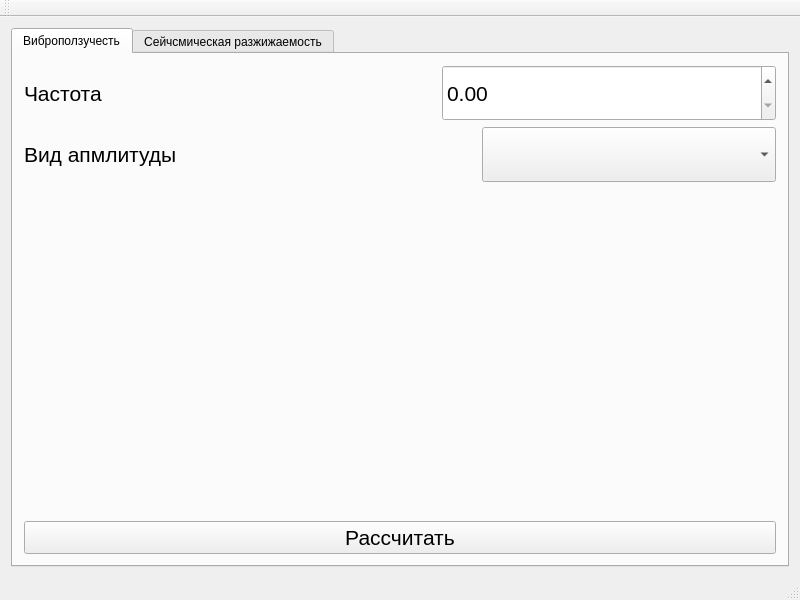
Old version of the form mainwindow.ui in the repository geodryaev/LigaVibroLab.
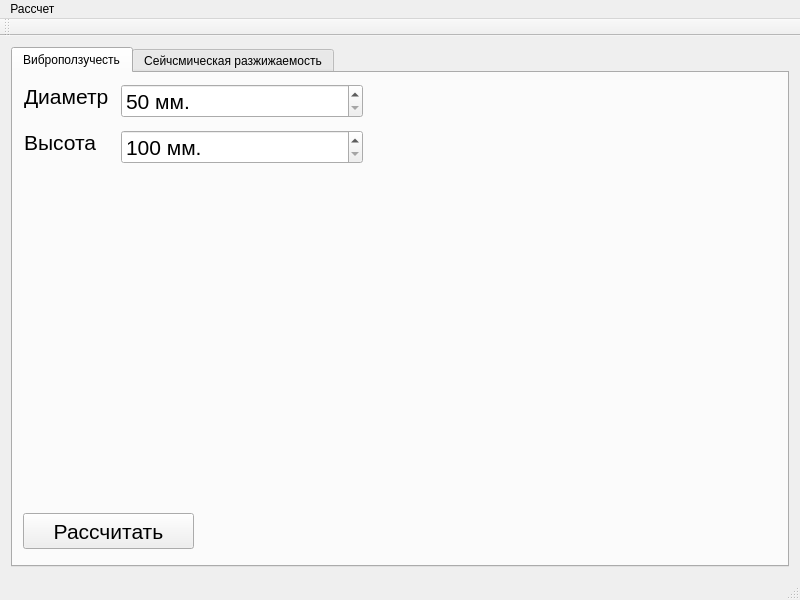
New version of the form. Icons and pictures are not drawn.

```diff
--- a/mainwindow.ui
+++ b/mainwindow.ui
@@ -34,207 +34,126 @@
        <attribute name="title">
         <string>Виброползучесть</string>
        </attribute>
-       <layout class="QVBoxLayout" name="verticalLayout">
-        <item>
-         <layout class="QHBoxLayout" name="horizontalLayout_2">
-          <item>
-           <widget class="QLabel" name="label">
-            <property name="font">
-             <font>
-              <pointsize>16</pointsize>
-             </font>
-            </property>
-            <property name="text">
-             <string>Частота</string>
-            </property>
-           </widget>
-          </item>
-          <item>
-           <spacer name="horizontalSpacer">
-            <property name="orientation">
-             <enum>Qt::Orientation::Horizontal</enum>
-            </property>
-            <property name="sizeHint" stdset="0">
-             <size>
-              <width>40</width>
-              <height>20</height>
-             </size>
-            </property>
-           </spacer>
-          </item>
-          <item>
-           <widget class="QDoubleSpinBox" name="frequency">
-            <property name="enabled">
-             <bool>true</bool>
-            </property>
-            <property name="sizePolicy">
-             <sizepolicy hsizetype="Expanding" vsizetype="Expanding">
-              <horstretch>0</horstretch>
-              <verstretch>0</verstretch>
-             </sizepolicy>
-            </property>
-            <property name="minimumSize">
-             <size>
-              <width>120</width>
-              <height>0</height>
-             </size>
-            </property>
-            <property name="font">
-             <font>
-              <pointsize>16</pointsize>
-             </font>
-            </property>
-           </widget>
-          </item>
-         </layout>
-        </item>
-        <item>
-         <layout class="QHBoxLayout" name="horizontalLayout_4">
-          <property name="spacing">
-           <number>10</number>
-          </property>
-          <item>
-           <widget class="QLabel" name="label_3">
-            <property name="sizePolicy">
-             <sizepolicy hsizetype="Fixed" vsizetype="Fixed">
-              <horstretch>0</horstretch>
-              <verstretch>0</verstretch>
-             </sizepolicy>
-            </property>
-            <property name="font">
-             <font>
-              <pointsize>16</pointsize>
-             </font>
-            </property>
-            <property name="text">
-             <string>Вид апмлитуды</string>
-            </property>
-           </widget>
-          </item>
-          <item>
-           <spacer name="horizontalSpacer_2">
-            <property name="orientation">
-             <enum>Qt::Orientation::Horizontal</enum>
-            </property>
-            <property name="sizeHint" stdset="0">
-             <size>
-              <width>40</width>
-              <height>20</height>
-             </size>
-            </property>
-           </spacer>
-          </item>
-          <item>
-           <widget class="QComboBox" name="typeAmplitude">
-            <property name="sizePolicy">
-             <sizepolicy hsizetype="Expanding" vsizetype="Expanding">
-              <horstretch>0</horstretch>
-              <verstretch>0</verstretch>
-             </sizepolicy>
-            </property>
-            <property name="font">
-             <font>
-              <pointsize>16</pointsize>
-             </font>
-            </property>
-           </widget>
-          </item>
-         </layout>
-        </item>
-        <item>
-         <layout class="QHBoxLayout" name="horizontalLayout_3"/>
-        </item>
-        <item>
-         <spacer name="verticalSpacer">
-          <property name="orientation">
-           <enum>Qt::Orientation::Vertical</enum>
-          </property>
-          <property name="sizeHint" stdset="0">
-           <size>
-            <width>20</width>
-            <height>40</height>
-           </size>
-          </property>
-         </spacer>
-        </item>
-        <item>
-         <spacer name="verticalSpacer_6">
-          <property name="orientation">
-           <enum>Qt::Orientation::Vertical</enum>
-          </property>
-          <property name="sizeHint" stdset="0">
-           <size>
-            <width>20</width>
-            <height>40</height>
-           </size>
-          </property>
-         </spacer>
-        </item>
-        <item>
-         <spacer name="verticalSpacer_4">
-          <property name="orientation">
-           <enum>Qt::Orientation::Vertical</enum>
-          </property>
-          <property name="sizeHint" stdset="0">
-           <size>
-            <width>20</width>
-            <height>40</height>
-           </size>
-          </property>
-         </spacer>
-        </item>
-        <item>
-         <spacer name="verticalSpacer_5">
-          <property name="orientation">
-           <enum>Qt::Orientation::Vertical</enum>
-          </property>
-          <property name="sizeHint" stdset="0">
-           <size>
-            <width>20</width>
-            <height>40</height>
-           </size>
-          </property>
-         </spacer>
-        </item>
-        <item>
-         <spacer name="verticalSpacer_3">
-          <property name="orientation">
-           <enum>Qt::Orientation::Vertical</enum>
-          </property>
-          <property name="sizeHint" stdset="0">
-           <size>
-            <width>20</width>
-            <height>40</height>
-           </size>
-          </property>
-         </spacer>
-        </item>
-        <item>
-         <spacer name="verticalSpacer_2">
-          <property name="orientation">
-           <enum>Qt::Orientation::Vertical</enum>
-          </property>
-          <property name="sizeHint" stdset="0">
-           <size>
-            <width>20</width>
-            <height>40</height>
-           </size>
-          </property>
-         </spacer>
-        </item>
-        <item>
-         <widget class="QPushButton" name="calculateVibro">
-          <property name="font">
-           <font>
-            <pointsize>16</pointsize>
-           </font>
-          </property>
-          <property name="text">
-           <string>Рассчитать</string>
-          </property>
-         </widget>
-        </item>
-       </layout>
+       <widget class="QPushButton" name="calculateVibro">
+        <property name="geometry">
+         <rect>
+          <x>10</x>
+          <y>440</y>
+          <width>171</width>
+          <height>36</height>
+         </rect>
+        </property>
+        <property name="font">
+         <font>
+          <pointsize>16</pointsize>
+         </font>
+        </property>
+        <property name="text">
+         <string>Рассчитать</string>
+        </property>
+       </widget>
+       <widget class="QWidget" name="layoutWidget">
+        <property name="geometry">
+         <rect>
+          <x>0</x>
+          <y>0</y>
+          <width>361</width>
+          <height>271</height>
+         </rect>
+        </property>
+        <layout class="QFormLayout" name="formLayout">
+         <property name="horizontalSpacing">
+          <number>12</number>
+         </property>
+         <property name="verticalSpacing">
+          <number>12</number>
+         </property>
+         <item row="0" column="0">
+          <widget class="QLabel" name="label_5">
+           <property name="sizePolicy">
+            <sizepolicy hsizetype="Fixed" vsizetype="Fixed">
+             <horstretch>0</horstretch>
+             <verstretch>0</verstretch>
+            </sizepolicy>
+           </property>
+           <property name="font">
+            <font>
+             <pointsize>16</pointsize>
+            </font>
+           </property>
+           <property name="text">
+            <string>Диаметр</string>
+           </property>
+          </widget>
+         </item>
+         <item row="0" column="1">
+          <widget class="QSpinBox" name="diametrs">
+           <property name="font">
+            <font>
+             <pointsize>16</pointsize>
+            </font>
+           </property>
+           <property name="suffix">
+            <string> мм.</string>
+           </property>
+           <property name="prefix">
+            <string/>
+           </property>
+           <property name="minimum">
+            <number>50</number>
+           </property>
+           <property name="maximum">
+            <number>500</number>
+           </property>
+           <property name="singleStep">
+            <number>10</number>
+           </property>
+          </widget>
+         </item>
+         <item row="1" column="0">
+          <widget class="QLabel" name="label_6">
+           <property name="sizePolicy">
+            <sizepolicy hsizetype="Fixed" vsizetype="Fixed">
+             <horstretch>0</horstretch>
+             <verstretch>0</verstretch>
+            </sizepolicy>
+           </property>
+           <property name="font">
+            <font>
+             <pointsize>16</pointsize>
+            </font>
+           </property>
+           <property name="text">
+            <string>Высота</string>
+           </property>
+          </widget>
+         </item>
+         <item row="1" column="1">
+          <widget class="QSpinBox" name="height">
+           <property name="font">
+            <font>
+             <pointsize>16</pointsize>
+            </font>
+           </property>
+           <property name="suffix">
+            <string> мм.</string>
+           </property>
+           <property name="prefix">
+            <string/>
+           </property>
+           <property name="minimum">
+            <number>100</number>
+           </property>
+           <property name="maximum">
+            <number>500</number>
+           </property>
+           <property name="singleStep">
+            <number>10</number>
+           </property>
+          </widget>
+         </item>
+        </layout>
+       </widget>
       </widget>
       <widget class="QWidget" name="seismic">
        <attribute name="title">
@@ -267,6 +186,13 @@
      <height>21</height>
     </rect>
    </property>
+   <widget class="QMenu" name="menu">
+    <property name="title">
+     <string>Рассчет </string>
+    </property>
+    <addaction name="action"/>
+   </widget>
+   <addaction name="menu"/>
   </widget>
   <widget class="QToolBar" name="mainToolBar">
    <attribute name="toolBarArea">
```
Left out of the diff: 5 changed lines with no effect on the pictures.
